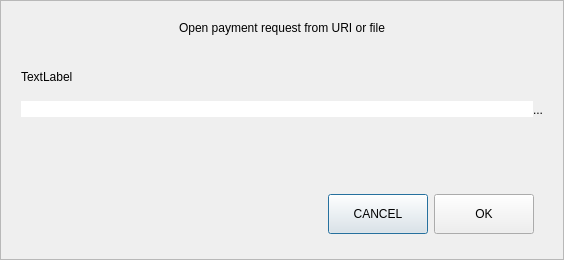
Before: the Qt Designer form src/qt/forms/openuridialog.ui in HunterCanimun/surgeofficial-surge-coin, drawn with Qt 5.
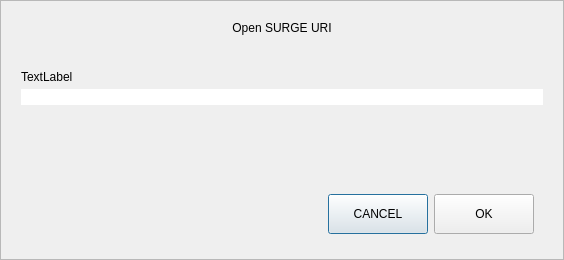
After: the same form once the commit is applied. Custom widgets are drawn as their Qt base class.

What changed in the file:
```diff
--- a/src/qt/forms/openuridialog.ui
+++ b/src/qt/forms/openuridialog.ui
@@ -56,7 +56,7 @@
       <item>
        <widget class="QLabel" name="labelTitle">
         <property name="text">
-         <string>Open payment request from URI or file</string>
+         <string>Open SURGE URI</string>
         </property>
         <property name="alignment">
          <set>Qt::AlignCenter</set>
@@ -101,31 +101,6 @@
           </property>
          </widget>
         </item>
-        <item>
-         <widget class="QPushButton" name="selectFileButton">
-          <property name="minimumSize">
-           <size>
-            <width>0</width>
-            <height>41</height>
-           </size>
-          </property>
-          <property name="toolTip">
-           <string>Select payment request file</string>
-          </property>
-          <property name="styleSheet">
-           <string notr="true">#selectFileButton{
-	border-top-left-radius:0px;
-	border-bottom-left-radius:0px;
-}</string>
-          </property>
-          <property name="text">
-           <string notr="true">...</string>
-          </property>
-          <property name="autoDefault">
-           <bool>false</bool>
-          </property>
-         </widget>
-        </item>
        </layout>
       </item>
       <item>
```
Left out of the diff: 2 changed lines with no effect on the pictures.
